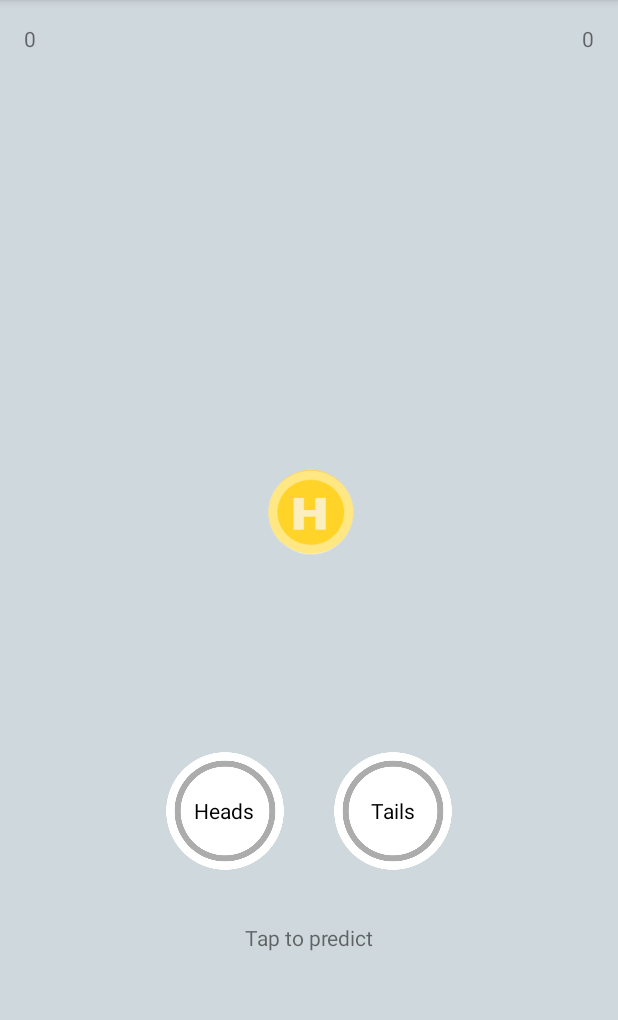
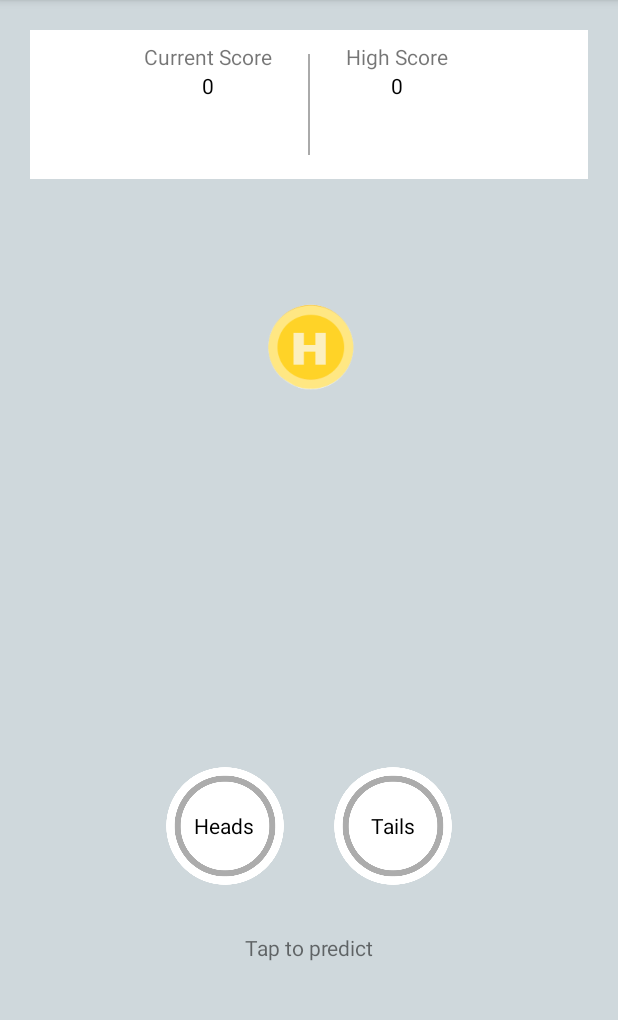
Before and after one commit to MarioRaid99/CoinFlipAP, an Android app: the screen it shows after launch (MainActivity), on a phone screen of 412 x 824 dp, the part 84-1104 px from its top. Run offline under Robolectric (Android 15) with nearby library versions, the phone set to English and light mode, and no system bars.

Commit message:
Implement scoreboard

```diff
--- a/app/src/main/java/com/example/android/coinfliptoss/CoinHandler.java
+++ b/app/src/main/java/com/example/android/coinfliptoss/CoinHandler.java
@@ -70,7 +70,7 @@ class CoinHandler {
     /* This function is used to simulate a rolling coin moving in the air*/
     void flipCoin(){
 
-        TranslateAnimation flip = new TranslateAnimation(0,0,0,-200);
+        TranslateAnimation flip = new TranslateAnimation(0,0,0,-100);
         flip.setDuration(1000);
         flip.setRepeatCount(1);
         flip.setStartOffset(0);
@@ -138,7 +138,11 @@ class CoinHandler {
         if(predict == side){
 
             currentScore++;
+            if(currentScore > highScore){
+                highScore = currentScore;
+            }
             current.setText(Integer.toString(currentScore));
+            high.setText(Integer.toString(highScore));
             match.setBackgroundResource(R.drawable.won);
 
         }
--- a/app/src/main/res/layout/activity_main.xml
+++ b/app/src/main/res/layout/activity_main.xml
@@ -11,26 +11,63 @@
         android:orientation="horizontal"
         android:layout_width="match_parent"
         android:layout_height="0dp"
-        android:layout_weight="1.5">
+        android:layout_weight="2">
+        <RelativeLayout
+            android:layout_width="match_parent"
+            android:layout_height="wrap_content"
+            android:layout_centerInParent="true"
+            android:layout_margin="20dp"
+            android:background="@android:color/white">
+
+            <LinearLayout
+                android:orientation="vertical"
+                android:layout_width="wrap_content"
+                android:layout_height="wrap_content"
+                android:layout_toLeftOf="@+id/divider_view"
+                android:padding="8dp">
+                <TextView
+                    android:layout_width="match_parent"
+                    android:layout_height="wrap_content"
+                    android:text="Current Score"                    />
                 <TextView
                     android:id="@+id/current_text_view"
+                    android:layout_width="match_parent"
+                    android:layout_height="wrap_content"
+                    android:text="0"
+
+                    android:textColor="@android:color/black"
+                    android:textAlignment="center" />
+            </LinearLayout>
+            <View
+                android:id="@+id/divider_view"
+                android:layout_width="1dp"
+                android:layout_height="match_parent"
+                android:layout_centerHorizontal="true"
+                android:layout_margin="16dp"
+                android:background="@android:color/darker_gray">
+
+            </View>
+            <LinearLayout
+                android:orientation="vertical"
                 android:layout_width="wrap_content"
                 android:layout_height="wrap_content"
-            android:layout_alignParentLeft="true"
-            android:layout_margin="16dp"
-            android:text="0"
-            android:textAlignment="center"
+                android:layout_toRightOf="@+id/divider_view"
+                android:padding="8dp">
+                <TextView
+                    android:layout_width="match_parent"
+                    android:layout_height="wrap_content"
+                    android:text="High Score"
                     />
                 <TextView
                     android:id="@+id/high_text_view"
-            android:layout_width="wrap_content"
-            android:layout_height="match_parent"
-            android:layout_alignParentRight="true"
-            android:layout_margin="16dp"
+                    android:layout_width="match_parent"
+                    android:layout_height="wrap_content"
                     android:text="0"
-            android:textAlignment="center"/>
+                    android:textColor="@android:color/black"
+                    android:textAlignment="center" />
+            </LinearLayout>
 
-
+        </RelativeLayout>
     </RelativeLayout>
 
     <LinearLayout
@@ -40,8 +77,8 @@
         android:layout_weight="5">
         <RelativeLayout
             android:layout_width="match_parent"
-            android:layout_height="0dp"
-            android:layout_weight="1">
+            android:layout_height="140dp">
+
             <ImageView
                 android:src="@drawable/heads"
                 android:id="@+id/coin_image_view"
@@ -135,13 +172,15 @@
                 android:id="@+id/match_image_view"
                 android:layout_width="wrap_content"
                 android:layout_height="wrap_content"
+                android:scaleType="centerCrop"
                 android:layout_centerInParent="true" />
             <TextView
                 android:id="@+id/outcome_text_view"
                 android:layout_width="match_parent"
                 android:layout_height="wrap_content"
                 android:layout_centerInParent="true"
-                android:textAlignment="center"/>
+                android:textAlignment="center"
+                android:textColor="@android:color/white"/>
 
         </RelativeLayout>
 
```
Lines whose indentation alone changed are shown as unchanged.
